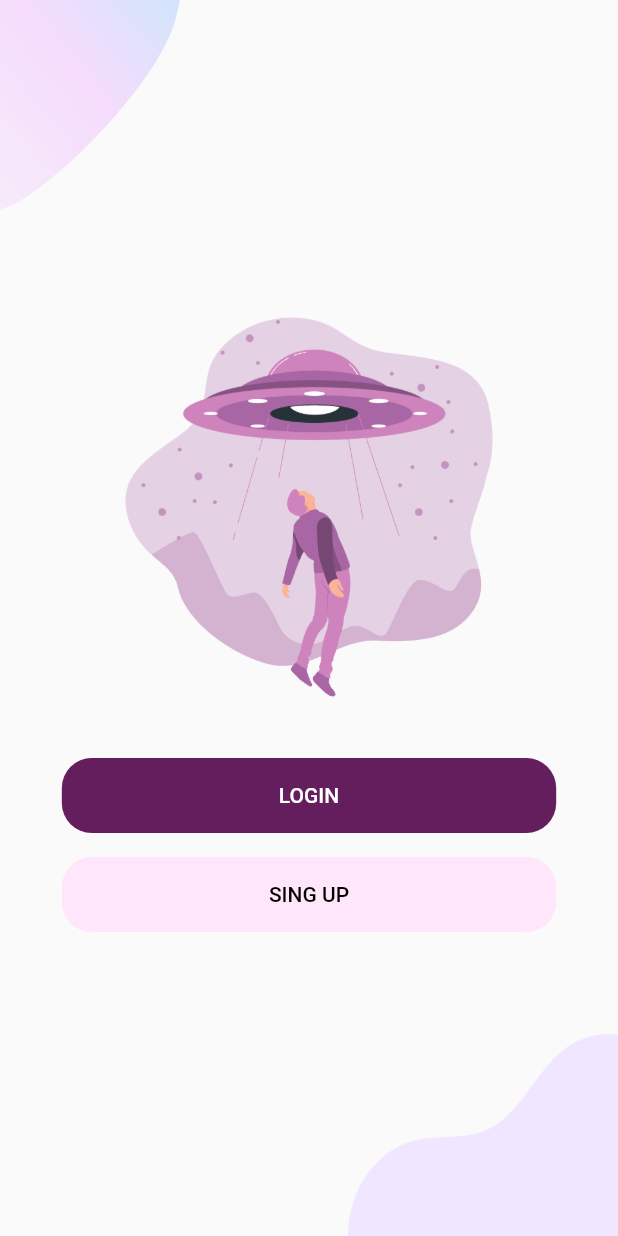
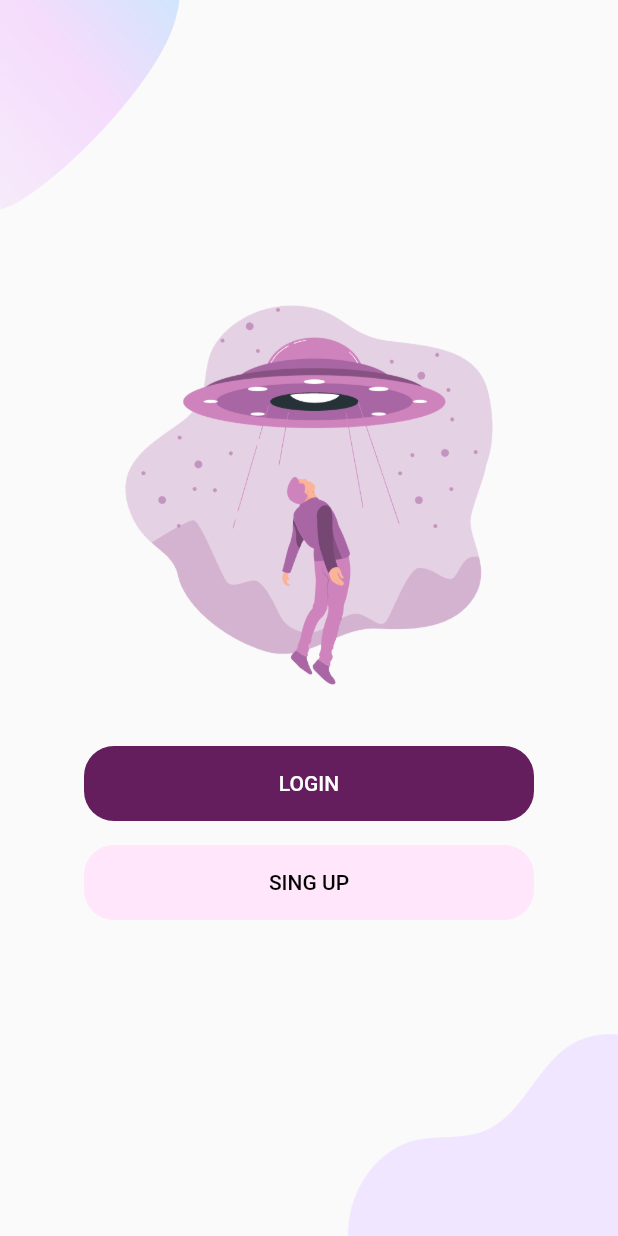
Before and after one commit to chanisaraM/flutter-authen-with-firebase, a Flutter app: the screen it shows after launch, on a phone screen of 412 x 824 dp. Run offline on Flutter 3.47's test engine with Material 2 defaults, Android fonts, the phone set to English and light mode, and no system bars; our stand-ins replace flutter_svg.

Commit message:
update login page 50%

```diff
--- /dev/null
+++ b/lib/components/custom_btn.dart
@@ -0,0 +1,46 @@
+// ignore_for_file: prefer_const_constructors, must_be_immutable
+
+import 'package:flutter/material.dart';
+import 'package:flutter_application_1/pages/login_page.dart';
+import '../constants.dart';
+
+class CustomBtn extends StatelessWidget {
+  final VoidCallback? onPressed;
+  final Color color;
+  final double width;
+  final String text;
+  final Color textColor;
+
+  const CustomBtn({
+    Key? key,
+    required this.onPressed,
+    required this.text,
+    this.textColor = Colors.black,
+    this.color = kPrimaryColor,
+    this.width = defaultButtonWidth,
+  }) : super(key: key);
+
+  @override
+  Widget build(BuildContext context) {
+    return Column(
+      children: [
+        ElevatedButton(
+          onPressed: onPressed,
+          style: ElevatedButton.styleFrom(
+            fixedSize: Size(width, defaultButtonHeight),
+            backgroundColor: color,
+            elevation: 0,
+            shape: RoundedRectangleBorder(
+              borderRadius: BorderRadius.circular(defaultBorderRound),
+            ),
+          ),
+          child: Text(
+            text,
+            style: TextStyle(color: textColor),
+          ),
+        ),
+        const SizedBox(height: defaultPadding),
+      ],
+    );
+  }
+}
--- a/lib/components/welcome_page/background.dart
+++ b/lib/components/welcome_page/background.dart
@@ -11,7 +11,9 @@
   Widget build(BuildContext context) {
     return Scaffold(
       resizeToAvoidBottomInset: false,
-      body: SizedBox(
+      body: Container(
+        // color: Colors,
+        child: SizedBox(
           height: MediaQuery.of(context).size.height,
           child: Stack(
             alignment: Alignment.center,
@@ -33,6 +35,7 @@
             ],
           ),
         ),
+      ),
     );
   }
 }
--- a/lib/components/welcome_page/login_signup_btn.dart
+++ /dev/null
@@ -1,70 +0,0 @@
-// ignore_for_file: prefer_const_constructors
-
-import 'package:flutter/material.dart';
-
-// import '../../../constants.dart';
-// import '../../Login/login_screen.dart';
-// import '../../Signup/signup_screen.dart';
-
-class LoginAndSignupBtn extends StatelessWidget {
-  const LoginAndSignupBtn({
-    Key? key,
-  }) : super(key: key);
-
-  @override
-  Widget build(BuildContext context) {
-    return Column(
-      children: [
-        ElevatedButton(
-          onPressed: () {
-            Navigator.push(
-              context,
-              MaterialPageRoute(
-                builder: (context) {
-                  return Container();
-                },
-              ),
-            );
-          },
-          style: ElevatedButton.styleFrom(
-            fixedSize: const Size(350, 50),
-            backgroundColor: const Color(0xFF641E5E),
-            elevation: 0,
-            shape: RoundedRectangleBorder(
-              borderRadius: BorderRadius.circular(20.0),
-            ),
-          ),
-          child: const Text(
-            "LOGIN",
-            style: TextStyle(color: Colors.white),
-          ),
-        ),
-        const SizedBox(height: 16),
-        ElevatedButton(
-          onPressed: () {
-            Navigator.push(
-              context,
-              MaterialPageRoute(
-                builder: (context) {
-                  return Container();
-                },
-              ),
-            );
-          },
-          style: ElevatedButton.styleFrom(
-            fixedSize: const Size(350, 50),
-            backgroundColor: const Color(0xFFFFE6FA),
-            elevation: 0,
-            shape: RoundedRectangleBorder(
-              borderRadius: BorderRadius.circular(20.0),
-            ),
-          ),
-          child: const Text(
-            "SING UP",
-            style: TextStyle(color: Colors.black),
-          ),
-        )
-      ],
-    );
-  }
-}
--- a/lib/constants.dart
+++ b/lib/constants.dart
@@ -1,6 +1,9 @@
 import 'package:flutter/material.dart';
 
-const kPrimaryColor = Color(0xFF6F35A5);
+const kPrimaryColor = Color(0xFF641E5E);
 const kPrimaryLightColor = Color(0xFFF1E6FF);
 
 const double defaultPadding = 16.0;
+const double defaultButtonWidth = 300;
+const double defaultButtonHeight = 50;
+const double defaultBorderRound = 20.0;
--- a/lib/pages/welcomse_page.dart
+++ b/lib/pages/welcomse_page.dart
@@ -1,9 +1,10 @@
 // ignore_for_file: prefer_const_constructors
 
 import 'package:flutter/material.dart';
+import 'package:flutter_application_1/components/custom_btn.dart';
 import 'package:flutter_application_1/components/welcome_page/background.dart';
-import 'package:flutter_application_1/components/welcome_page/login_signup_btn.dart';
 import 'package:flutter_application_1/components/welcome_page/welcome_image.dart';
+import 'package:flutter_application_1/pages/login_page.dart';
 
 class WelcomePage extends StatelessWidget {
   const WelcomePage({super.key});
@@ -13,15 +14,15 @@
     return Background(
       child: SingleChildScrollView(
         child: SafeArea(
-          child: MobileWelcomeScreen(),
+          child: WelcomeScreen(),
         ),
       ),
     );
   }
 }
 
-class MobileWelcomeScreen extends StatelessWidget {
-  const MobileWelcomeScreen({
+class WelcomeScreen extends StatelessWidget {
+  const WelcomeScreen({
     Key? key,
   }) : super(key: key);
 
@@ -30,13 +31,42 @@
     return Column(
       mainAxisAlignment: MainAxisAlignment.start,
       children: <Widget>[
-        const WelcomeImage(),
+        WelcomeImage(),
         Row(
-          children: const [
+          children: [
             Spacer(),
             Expanded(
               flex: 8,
-              child: LoginAndSignupBtn(),
+              child: Column(
+                children: [
+                  CustomBtn(
+                    onPressed: () => {
+                      Navigator.push(
+                        context,
+                        MaterialPageRoute(
+                          builder: (context) {
+                            return LoginPage();
+                          },
+                        ),
+                      )
+                    },
+                    text: 'LOGIN',
+                    textColor: Colors.white,
+                  ),
+                  CustomBtn(
+                    onPressed: () => Navigator.push(
+                      context,
+                      MaterialPageRoute(
+                        builder: (context) {
+                          return LoginScreen();
+                        },
+                      ),
+                    ),
+                    color: Color(0xFFFFE6FA),
+                    text: 'SING UP',
+                  )
+                ],
+              ),
             ),
             Spacer(),
           ],
```
Also changed, not shown: lib/pages/login_page.dart (added, +81 -0 lines), assets/images/login_banner.png (added), lib/components/login_page/input_data.dart (added). Lines whose indentation alone changed are shown as unchanged.
